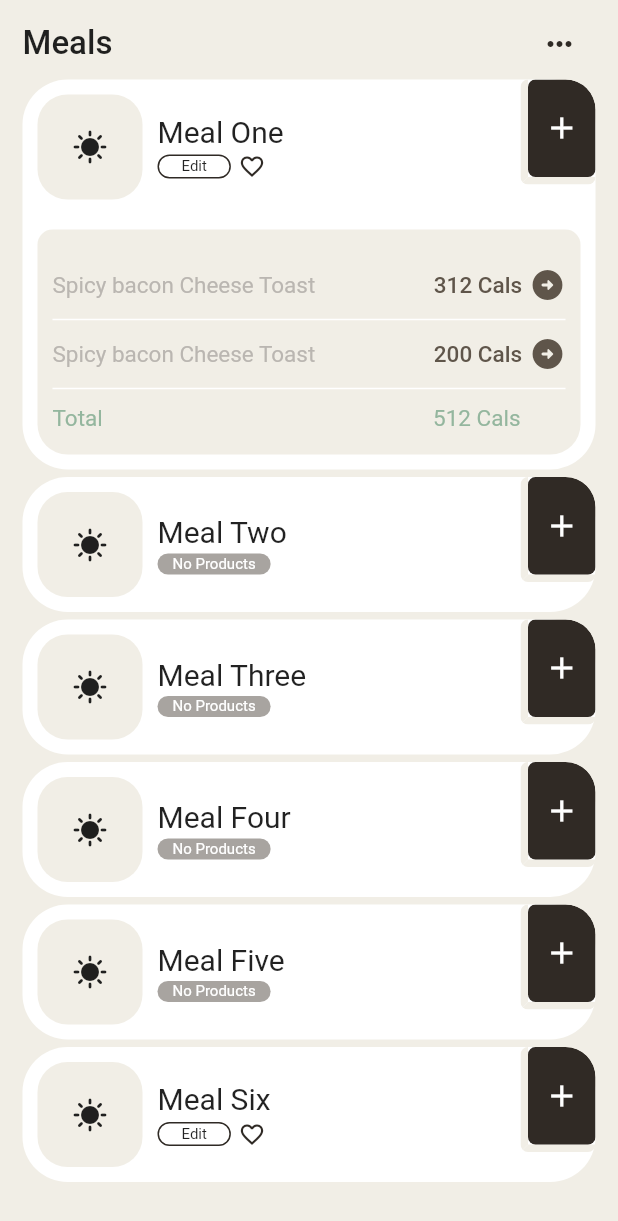
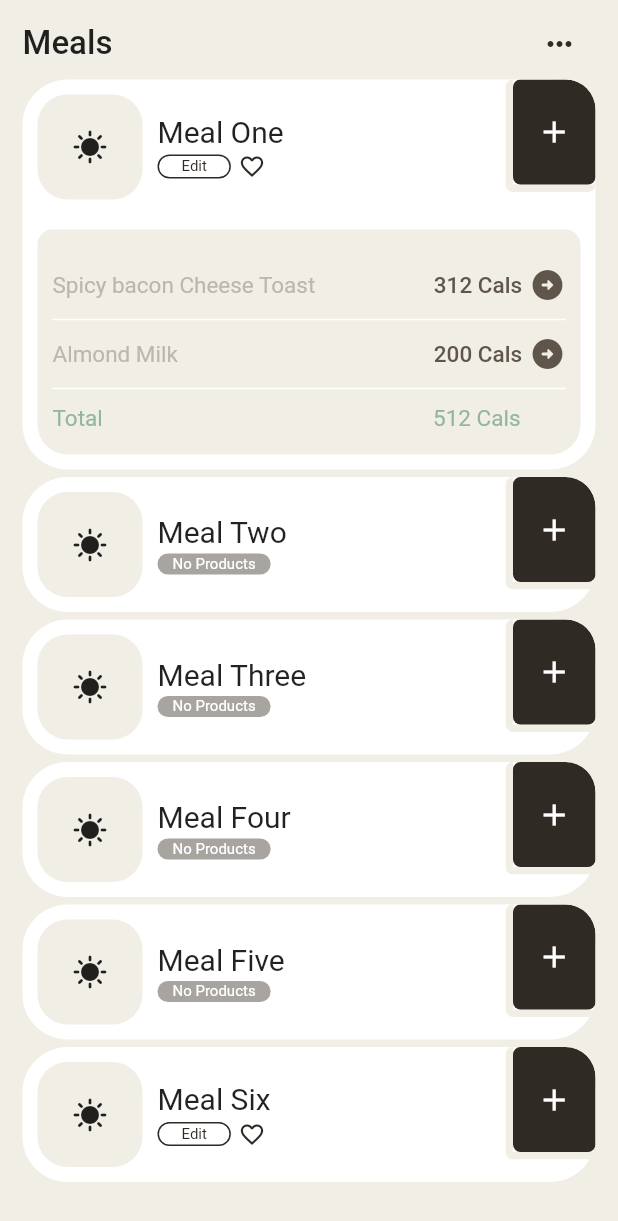
Before and after one commit to HassanIzhar123/Interview_Studio93, a Flutter app: the screen it shows after launch, after a tap on "Meal One", on a phone screen of 412 x 824 dp. Shown: the top 1221 px of the screen. Run offline on Flutter 3.47's test engine with Material 2 defaults, Android fonts, the phone set to English and light mode, and no system bars.

Commit message:
task done

```diff
--- a/lib/Screens/normal_meals_screen.dart
+++ b/lib/Screens/normal_meals_screen.dart
@@ -1,4 +1,3 @@
-import 'dart:developer';
 import 'package:flutter/material.dart';
 import 'package:interview_studio93/Model/Meals.dart';
 import 'package:interview_studio93/Model/Product.dart';
@@ -15,7 +14,7 @@ class _NormalMealsScreenState extends State<NormalMealsScreen> {
   int _selectedIndex = -1;
   int _selectedEditIndex = -1;
   List<bool> _editModeList = [];
-  List<Product> _productsToDelete = []; // Temporary list to hold deleted products
+  final List<Product> _productsToDelete = [];
 
   Meals makeMeal(String mealName, List<Product> products, int totalCalories) {
     Meals meals = Meals(mealName, Icons.sunny, products, totalCalories);
@@ -107,13 +106,16 @@ class _NormalMealsScreenState extends State<NormalMealsScreen> {
     );
   }
 
+  bool shouldMarkForDeletion(Product product) {
+    return _productsToDelete.contains(product);
+  }
+
   Widget listItem(int position, String mealName, IconData iconData, List<Product> products) {
     final isExpanded = position == _selectedIndex;
     final isEditSelected = _selectedEditIndex == position;
     final isEditMode = _editModeList[position];
     return InkWell(
       onTap: () {
-        log("onListItemClicked");
         if (products.isNotEmpty) {
           setState(() {
             _selectedIndex = isExpanded ? -1 : position;
@@ -124,7 +126,6 @@ class _NormalMealsScreenState extends State<NormalMealsScreen> {
         margin: EdgeInsets.only(
           bottom: position != list.length - 1 ? 5.0 : 0.0,
         ),
-        // padding: const EdgeInsets.all(10.0),
         decoration: const BoxDecoration(
           color: Color(0xFFFFFFFF),
           borderRadius: BorderRadius.all(
@@ -180,7 +181,8 @@ class _NormalMealsScreenState extends State<NormalMealsScreen> {
                                         "Save",
                                         10.0,
                                         FontWeight.w400,
-                                        const Color(0xFF2F2A25),
+                                        const Color(0xFF94B69E),
+                                        const Color(0xFF94B69E),
                                         1.0,
                                         onTap: () {
                                           setState(() {
@@ -210,6 +212,7 @@ class _NormalMealsScreenState extends State<NormalMealsScreen> {
                                         "Edit",
                                         10.0,
                                         FontWeight.w400,
+                                        const Color(0xFF2F2A25),
                                         const Color(0xFF2F2A25),
                                         1.0,
                                         onTap: () {
@@ -257,16 +260,15 @@ class _NormalMealsScreenState extends State<NormalMealsScreen> {
                 ),
                 InkWell(
                   onTap: () {
-                    log("onadd button clicked $position");
-                    if (isExpanded) {
-                      setState(() {
-                        products.add(addDummyProduct());
-                      });
-                    }
+                    // if (isExpanded ||products.isEmpty) {
+                    setState(() {
+                      products.add(addDummyProduct());
+                    });
+                    // }
                   },
                   child: SizedBox(
-                    height: 70.0,
-                    width: 50.0,
+                    height: 75.0,
+                    width: 60.0,
                     child: ClipPath(
                       clipper: const ShapeBorderClipper(
                         shape: RoundedRectangleBorder(
@@ -279,8 +281,8 @@ class _NormalMealsScreenState extends State<NormalMealsScreen> {
                         ),
                       ),
                       child: Container(
-                        height: 70.0,
-                        width: 200.0,
+                        // height: 70.0,
+                        // width: 230.0,
                         decoration: const BoxDecoration(
                           // color: Colors.orange,
                           border: Border(
@@ -357,9 +359,9 @@ class _NormalMealsScreenState extends State<NormalMealsScreen> {
                                       child: Row(
                                         mainAxisAlignment: MainAxisAlignment.spaceBetween,
                                         children: [
-                                          const Text(
-                                            "Spicy bacon Cheese Toast",
-                                            style: TextStyle(
+                                          Text(
+                                            "${products[productPosition].productName} ${((shouldMarkForDeletion(products[productPosition])) ? "*" : "")}",
+                                            style: const TextStyle(
                                               fontSize: 15.0,
                                               fontWeight: FontWeight.w400,
                                               color: Color(0xFFBAB6B1),
@@ -423,7 +425,10 @@ class _NormalMealsScreenState extends State<NormalMealsScreen> {
                                           children: [
                                             const Text(
                                               "Total",
-                                              style: TextStyle(fontSize: 15.0, fontWeight: FontWeight.w400, color: Color(0xFF94B69E)),
+                                              style: TextStyle(
+                                                  fontSize: 15.0,
+                                                  fontWeight: FontWeight.w400,
+                                                  color: Color(0xFF94B69E)),
                                             ),
                                             Container(
                                               margin: const EdgeInsets.only(
@@ -459,7 +464,8 @@ class _NormalMealsScreenState extends State<NormalMealsScreen> {
     );
   }
 
-  Widget editButton(String text, double fontSize, FontWeight fontWeight, Color borderColor, borderWidth, {required Function() onTap}) {
+  Widget editButton(String text, double fontSize, FontWeight fontWeight, Color texColor, Color borderColor, borderWidth,
+      {required Function() onTap}) {
     return InkWell(
       onTap: () {
         onTap();
@@ -485,6 +491,7 @@ class _NormalMealsScreenState extends State<NormalMealsScreen> {
           style: TextStyle(
             fontSize: fontSize,
             fontWeight: fontWeight,
+            color: texColor,
           ),
         ),
       ),
```
Also changed, not shown: pubspec.lock.
